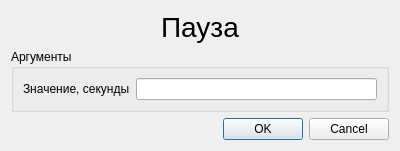
Before: the Qt Designer form KAMEditor/gui/commands/pausedialog.ui in Xtail96/SML, drawn with Qt 5.
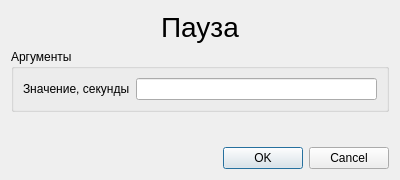
After: the same form once the commit is applied.

The edit to the form file:
```diff
--- a/KAMEditor/gui/commands/pausedialog.ui
+++ b/KAMEditor/gui/commands/pausedialog.ui
@@ -7,7 +7,7 @@
     <x>0</x>
     <y>0</y>
     <width>400</width>
-    <height>150</height>
+    <height>180</height>
    </rect>
   </property>
   <property name="windowTitle">
@@ -54,6 +54,19 @@
      </layout>
     </widget>
    </item>
+   <item>
+    <spacer name="verticalSpacer">
+     <property name="orientation">
+      <enum>Qt::Vertical</enum>
+     </property>
+     <property name="sizeHint" stdset="0">
+      <size>
+       <width>20</width>
+       <height>100</height>
+      </size>
+     </property>
+    </spacer>
+   </item>
    <item>
     <widget class="QDialogButtonBox" name="buttonBox">
      <property name="orientation">
```
